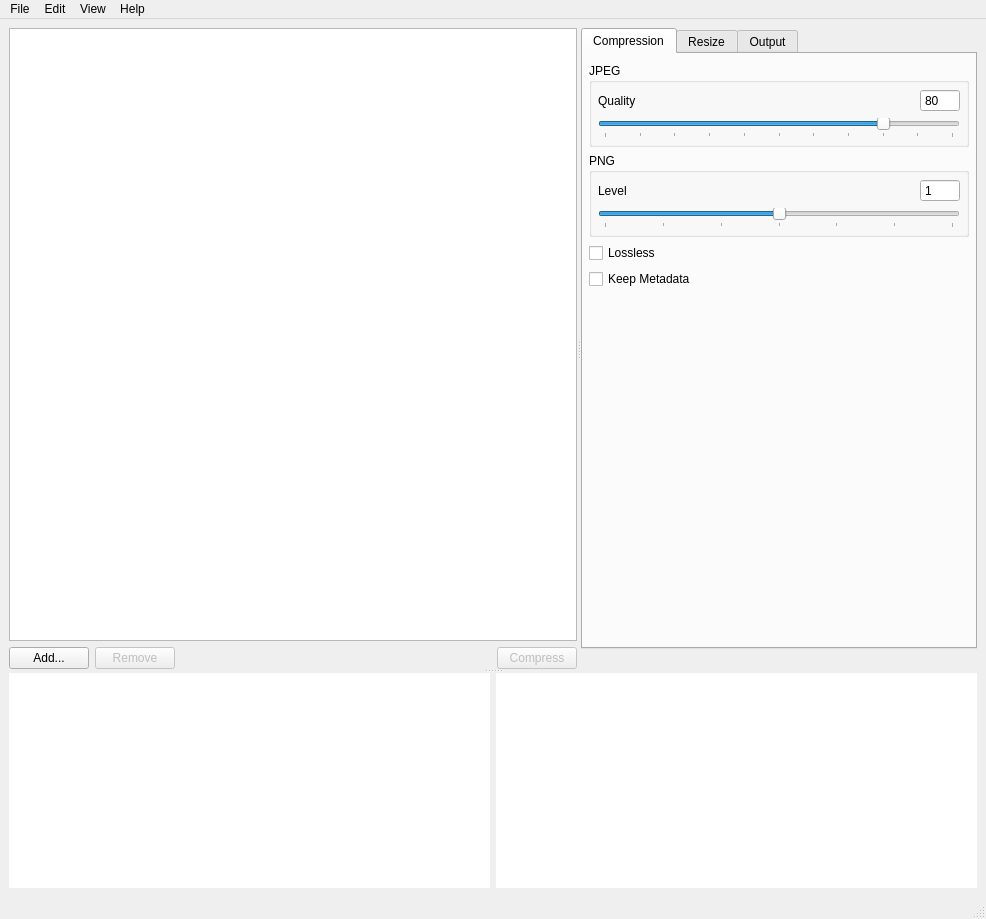
The window that views/MainWindow.ui (Lymphatus/caesium-image-compressor) describes before a commit, drawn with Qt 5.
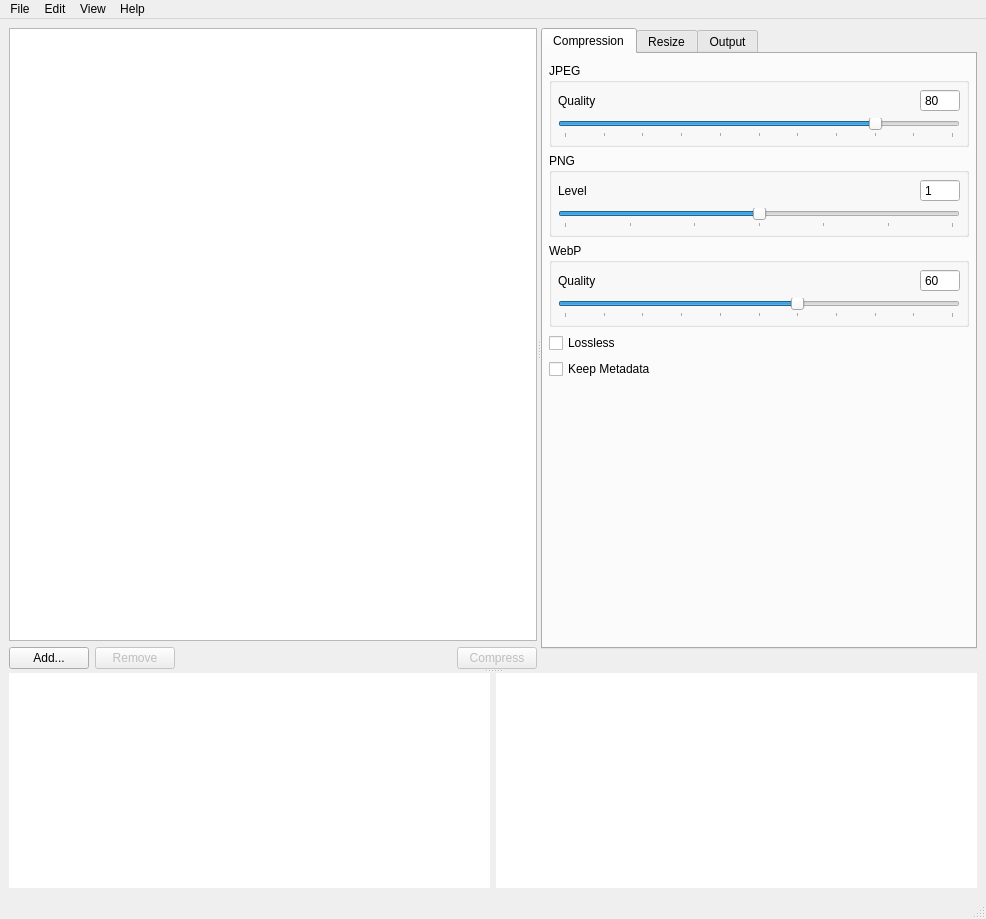
The same window after the commit. The open tabs and pages were chosen to show the change. Custom widgets are drawn as their Qt base class.

```diff
--- a/views/MainWindow.ui
+++ b/views/MainWindow.ui
@@ -341,6 +341,91 @@
                  </layout>
                 </widget>
                </item>
+               <item>
+                <widget class="QGroupBox" name="WebPOptions_GroupBox">
+                 <property name="title">
+                  <string>WebP</string>
+                 </property>
+                 <layout class="QGridLayout" name="gridLayout_3">
+                  <property name="leftMargin">
+                   <number>6</number>
+                  </property>
+                  <property name="topMargin">
+                   <number>6</number>
+                  </property>
+                  <property name="rightMargin">
+                   <number>6</number>
+                  </property>
+                  <property name="bottomMargin">
+                   <number>6</number>
+                  </property>
+                  <item row="0" column="0">
+                   <widget class="QLabel" name="WebPQuality_Label">
+                    <property name="text">
+                     <string>Quality</string>
+                    </property>
+                   </widget>
+                  </item>
+                  <item row="0" column="1">
+                   <spacer name="horizontalSpacer_6">
+                    <property name="orientation">
+                     <enum>Qt::Horizontal</enum>
+                    </property>
+                    <property name="sizeHint" stdset="0">
+                     <size>
+                      <width>288</width>
+                      <height>20</height>
+                     </size>
+                    </property>
+                   </spacer>
+                  </item>
+                  <item row="0" column="2">
+                   <widget class="QSpinBox" name="WebPQuality_SpinBox">
+                    <property name="minimumSize">
+                     <size>
+                      <width>40</width>
+                      <height>0</height>
+                     </size>
+                    </property>
+                    <property name="readOnly">
+                     <bool>false</bool>
+                    </property>
+                    <property name="buttonSymbols">
+                     <enum>QAbstractSpinBox::NoButtons</enum>
+                    </property>
+                    <property name="maximum">
+                     <number>100</number>
+                    </property>
+                    <property name="value">
+                     <number>60</number>
+                    </property>
+                   </widget>
+                  </item>
+                  <item row="1" column="0" colspan="3">
+                   <widget class="QSlider" name="WebPQuality_Slider">
+                    <property name="minimum">
+                     <number>0</number>
+                    </property>
+                    <property name="maximum">
+                     <number>100</number>
+                    </property>
+                    <property name="value">
+                     <number>60</number>
+                    </property>
+                    <property name="orientation">
+                     <enum>Qt::Horizontal</enum>
+                    </property>
+                    <property name="tickPosition">
+                     <enum>QSlider::TicksBelow</enum>
+                    </property>
+                    <property name="tickInterval">
+                     <number>10</number>
+                    </property>
+                   </widget>
+                  </item>
+                 </layout>
+                </widget>
+               </item>
                <item>
                 <widget class="QCheckBox" name="lossless_CheckBox">
                  <property name="text">
```
Left out of the diff: 68 changed lines with no effect on the pictures.
